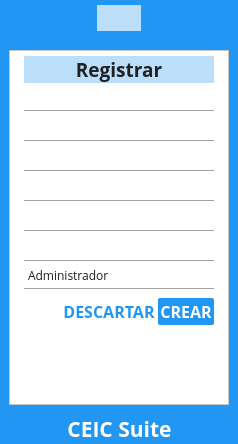
Qt form interface/qt/ui/login.ui (usbceic/ceic-sv) before a commit.
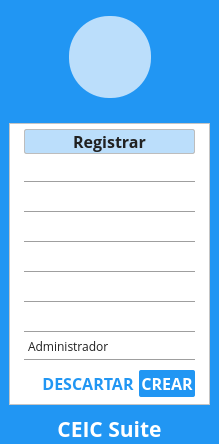
The same form after that commit. The open tabs and pages were chosen to show the change. Icons and pictures are not drawn.

Commit message: Mejoras en la apariencia del login vol.2

What changed in the file:
```diff
--- a/interface/qt/ui/login.ui
+++ b/interface/qt/ui/login.ui
@@ -69,8 +69,18 @@
 
 /* Configuración de los titulos*/
 #label1, #label2, #label3 {
+    color: #212121;
+    border: 1px solid #BDBDBD;
+    border-radius: 2px;
     background: #BBDEFB;
-    min-height: 2em;
+    font-family: Open Sans;
+    font-size: 12pt;
+    font-style: bold;
+    font-weight: 600;
+    min-height: 1.8em;
+    max-height: 1.8em;
+    text-transform: capitalize;
+    qproperty-alignment: 'AlignVCenter | AlignHCenter';
 }
 
 /***********************************
@@ -80,11 +90,11 @@
 /*Estilo por defecto de los iconos de foto de perfil*/
 #header {
     background: #BBDEFB;
-    border: 1px inline transparent;
-    border-radius: 36px;
-    min-width: 5em;
-    min-height: 5em;
-    padding: 6px;
+    border: 2px outset transparent;
+    border-radius: 41px;
+    min-width: 64px;
+    min-height: 64px;
+    padding: 8px;
 }
 
 /*Estilo por defecto de los iconos de usuario y contraseña*/
@@ -114,8 +124,8 @@
     border: 1px outline #BDBDBD;
     border-radius: 2px;
     background: #2196F3;
-    min-height: 3em;
-    min-width: 4em;
+    min-height: 2.5em;
+    min-width: 4.5em;
     padding: 2px;
 }
 
@@ -129,8 +139,9 @@
     color: #2196F3;
     border: 1px solid transparent;
     background: transparent;
-    min-height: 3em;
-    min-width: 2em;
+    min-height: 2.5em;
+    min-width: 4em;
+    padding: 2px;
 }
 
 /*Configuración del estilo al pasar por encima y presionar los botones para limpiar/cancelar*/
@@ -238,7 +249,7 @@
         <property name="sizeHint" stdset="0">
          <size>
           <width>40</width>
-          <height>5</height>
+          <height>15</height>
          </size>
         </property>
        </spacer>
@@ -304,7 +315,7 @@
         <property name="sizeHint" stdset="0">
          <size>
           <width>40</width>
-          <height>10</height>
+          <height>15</height>
          </size>
         </property>
        </spacer>
@@ -787,7 +798,7 @@
                  <property name="font">
                   <font>
                    <family>Open Sans</family>
-                   <pointsize>14</pointsize>
+                   <pointsize>12</pointsize>
                    <weight>75</weight>
                    <bold>true</bold>
                   </font>
@@ -796,7 +807,7 @@
                   <string notr="true"/>
                  </property>
                  <property name="text">
-                  <string>&lt;html&gt;&lt;head/&gt;&lt;body&gt;&lt;p&gt;&lt;span style=&quot; font-weight:600; color:#212121;&quot;&gt;Registrar&lt;/span&gt;&lt;/p&gt;&lt;/body&gt;&lt;/html&gt;</string>
+                  <string>&lt;html&gt;&lt;head/&gt;&lt;body&gt;&lt;p&gt;Registrar&lt;/p&gt;&lt;/body&gt;&lt;/html&gt;</string>
                  </property>
                  <property name="alignment">
                   <set>Qt::AlignCenter</set>
```
Left out of the diff: 6 changed lines with no effect on the pictures.
